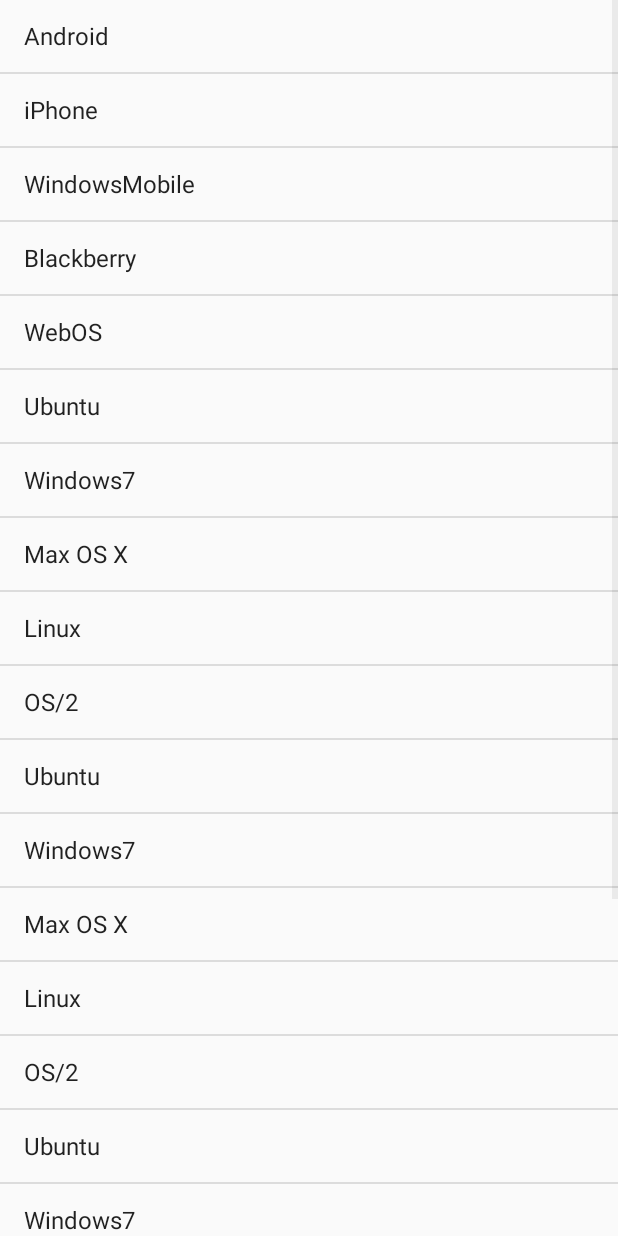
After one commit to yannick-cw/centroid_app, an Android app: the ListViewActivity screen opened directly, with no data from a screen before it, on a phone screen of 412 x 824 dp. The commit adds this screen. Run offline under Robolectric (Android 15) with nearby library versions, the phone set to English and light mode, and no system bars.

Commit message:
Added ListviewActivity

```diff
--- a/app/src/main/AndroidManifest.xml
+++ b/app/src/main/AndroidManifest.xml
@@ -24,6 +24,11 @@
                 <category android:name="android.intent.category.LAUNCHER" />
             </intent-filter>
         </activity>
+        <activity android:name=".ListViewActivity" >
+            <meta-data
+                android:name="android.support.PARENT_ACTIVITY"
+                android:value=".MainActivity" />
+        </activity>
     </application>
 
 </manifest>
--- /dev/null
+++ b/app/src/main/java/com/niem/gladow/centroid/ListViewActivity.java
@@ -0,0 +1,87 @@
+package com.niem.gladow.centroid;
+
+import android.app.Activity;
+import android.content.Context;
+import android.os.Bundle;
+import android.view.View;
+import android.widget.AdapterView;
+import android.widget.ArrayAdapter;
+import android.widget.ListView;
+
+import java.util.ArrayList;
+import java.util.HashMap;
+import java.util.List;
+
+/**
+ * Created by clem on 11.11.15.
+ */
+public class ListViewActivity extends Activity {
+
+    @Override
+    protected void onCreate(Bundle savedInstanceState) {
+        super.onCreate(savedInstanceState);
+        setContentView(R.layout.listview_activity);
+
+        final ListView listview = (ListView) findViewById(R.id.listview);
+        String[] values = new String[]{"Android", "iPhone", "WindowsMobile",
+                "Blackberry", "WebOS", "Ubuntu", "Windows7", "Max OS X",
+                "Linux", "OS/2", "Ubuntu", "Windows7", "Max OS X", "Linux",
+                "OS/2", "Ubuntu", "Windows7", "Max OS X", "Linux", "OS/2",
+                "Android", "iPhone", "WindowsMobile"};
+
+
+        final ArrayList<String> list = new ArrayList<String>();
+        for (int i = 0; i < values.length; ++i) {
+            list.add(values[i]);
+        }
+
+        final StableArrayAdapter adapter = new StableArrayAdapter(this,
+                android.R.layout.simple_list_item_1, list);
+        listview.setAdapter(adapter);
+
+        listview.setOnItemClickListener(new AdapterView.OnItemClickListener() {
+
+            @Override
+            public void onItemClick(AdapterView<?> parent, final View view,
+                                    int position, long id) {
+                final String item = (String) parent.getItemAtPosition(position);
+                view.animate().setDuration(2000).alpha(0)
+                        .withEndAction(new Runnable() {
+                            @Override
+                            public void run() {
+                                list.remove(item);
+                                adapter.notifyDataSetChanged();
+                                view.setAlpha(1);
+                            }
+                        });
+            }
+
+        });
+    }
+
+    private class StableArrayAdapter extends ArrayAdapter<String> {
+
+        HashMap<String, Integer> mIdMap = new HashMap<String, Integer>();
+
+        public StableArrayAdapter(Context context, int textViewResourceId,
+                                  List<String> objects) {
+            super(context, textViewResourceId, objects);
+            for (int i = 0; i < objects.size(); ++i) {
+                mIdMap.put(objects.get(i), i);
+            }
+        }
+
+        @Override
+        public long getItemId(int position) {
+            String item = getItem(position);
+            return mIdMap.get(item);
+        }
+
+        @Override
+        public boolean hasStableIds() {
+            return true;
+        }
+
+    }
+
+}
--- /dev/null
+++ b/app/src/main/res/layout/listview_activity.xml
@@ -0,0 +1,5 @@
+<?xml version="1.0" encoding="utf-8"?>
+<ListView xmlns:android="http://schemas.android.com/apk/res/android"
+    android:id="@+id/listview"
+    android:layout_width="wrap_content"
+    android:layout_height="wrap_content" />
```
Also changed, not shown: app/src/main/java/com/niem/gladow/centroid/MainActivity.java (+7 -0 lines), app/src/main/res/layout/content_main.xml (+13 -0 lines), app/src/main/res/layout/list_view.xml (added, +41 -0 lines), 1 other file.
